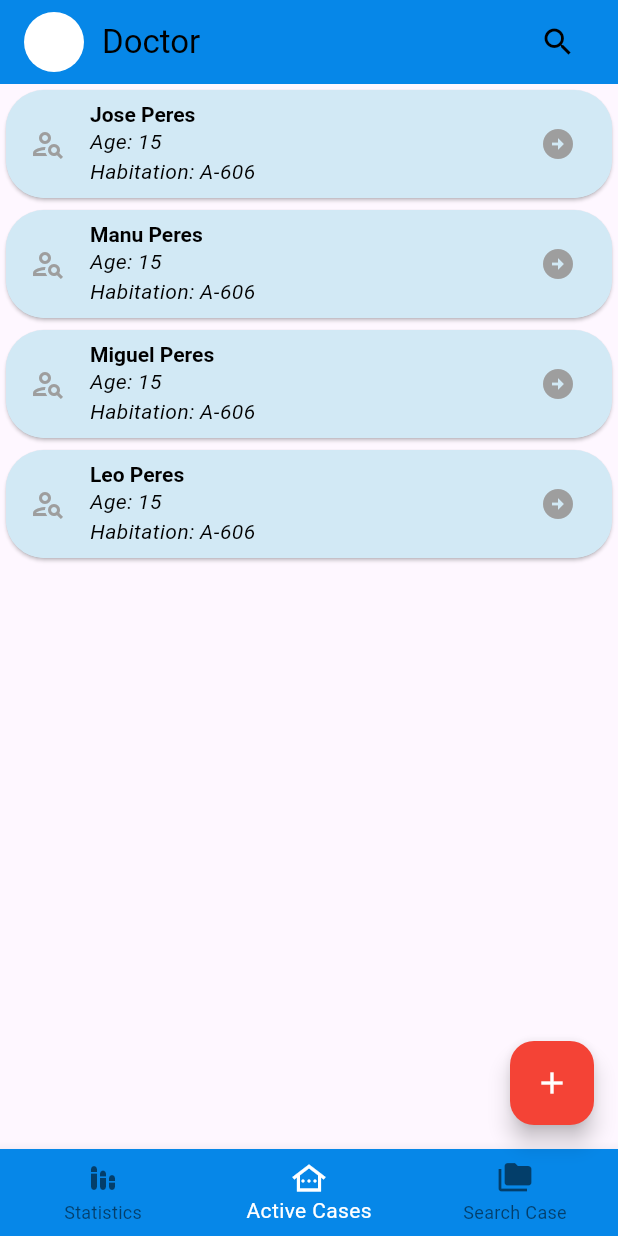
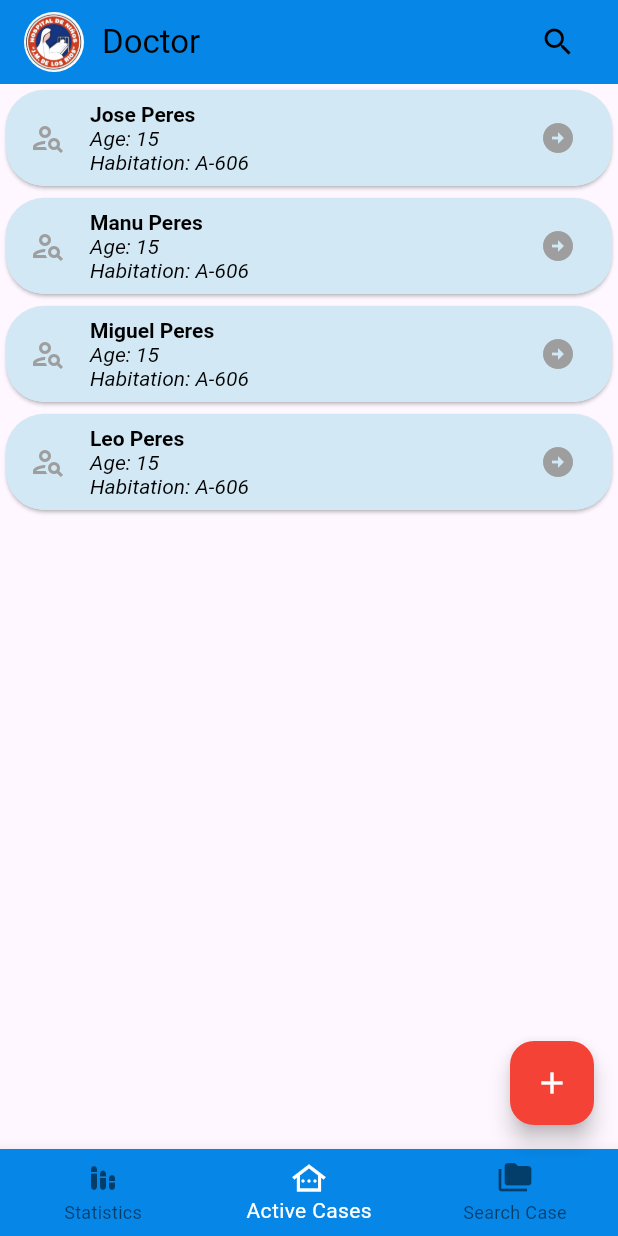
Before and after one commit to Teixeira49/d_report, a Flutter app: the screen it shows after launch, after a tap on "Iniciar sesion", on a phone screen of 412 x 824 dp. Run offline on Flutter 3.47's test engine with Material 3 defaults, Android fonts, the phone set to English and light mode, and no system bars; missing offline and left inert: dart:ffi; Roboto replaces fonts that are missing (IBM).

Commit message:
Refresh Design HomePage and navigator menu

```diff
--- a/lib/main.dart
+++ b/lib/main.dart
@@ -28,8 +28,10 @@
       routes: {
         '/auth/login/': (context) => const LoginPage(),
         '/auth/register/': (context) => const RegisterPage(),
-        '/patients/': (context) => const MainPage(),
-        '/patients/details/': (context) => const PatientDetailsPage(),
+        '/main/patients/': (context) => const MainPage(),
+        '/main/patients/details/': (context) => const PatientDetailsPage(),
+        '/main/profile/': (context) => const NotFoundPage(),
+        '/main/config/': (context) => const NotFoundPage(),
       },
       initialRoute: '/auth/login/',
       onUnknownRoute: (RouteSettings setting) {
--- a/lib/src/core/config/theme/themes.dart
+++ b/lib/src/core/config/theme/themes.dart
@@ -14,8 +14,9 @@
       ),
 
       drawerTheme: const DrawerThemeData(
-        backgroundColor: Color.fromRGBO(33, 160, 255, 1.0),
+        backgroundColor: Color.fromRGBO(242, 248, 255, 1.0),
         surfaceTintColor: Colors.red,
+        shadowColor: Colors.black,
       ),
 
       scaffoldBackgroundColor: const Color.fromRGBO(255, 255, 255, 1.0),
@@ -37,8 +38,70 @@
         secondary: Colors.red,
         tertiary: Colors.deepOrange,
         tertiaryContainer: Colors.white,
+        outline: const Color.fromRGBO(192, 192, 192, 1.0),
         brightness: Brightness.light,
+      ),
 
+      floatingActionButtonTheme: const FloatingActionButtonThemeData(
+          backgroundColor: Colors.red,
+      ),
+
+      bottomNavigationBarTheme: const BottomNavigationBarThemeData(
+        backgroundColor: Color.fromRGBO(6, 135, 232, 1.0),
+        selectedItemColor: Colors.white,
+        selectedLabelStyle: TextStyle(color: Colors.black),
+      ),
+
+      listTileTheme: ListTileThemeData(
+        tileColor: const Color.fromRGBO(242, 248, 255, 1.0),
+        textColor: Colors.black,
+        titleTextStyle: const TextStyle(fontWeight: FontWeight.bold),
+        subtitleTextStyle: const TextStyle(fontStyle: FontStyle.italic),
+        iconColor: Colors.grey,
+        shape: RoundedRectangleBorder(
+            borderRadius: BorderRadius.circular(25.5)
+        ),
+      ),
+
+    );
+  } static ThemeData get dark {
+    return ThemeData(
+
+      fontFamily: 'IBM',
+
+      primaryColor: Colors.black,
+
+      appBarTheme: const AppBarTheme(
+        elevation: 0,
+        color: Color.fromRGBO(4, 107, 185, 1.0),
+      ),
+
+      drawerTheme: const DrawerThemeData(
+        backgroundColor: Color.fromRGBO(33, 160, 255, 1.0),
+        surfaceTintColor: Colors.red,
+      ),
+
+      scaffoldBackgroundColor: Colors.black,
+
+      splashColor: Colors.transparent,
+
+      iconTheme: const IconThemeData(
+          color: Color.fromRGBO(58, 58, 58, 1.0)
+      ),
+
+      textTheme: const TextTheme(
+          headlineSmall: TextStyle(color: Color.fromRGBO(58, 58, 58, 1.0)),
+          bodyLarge: TextStyle(color: Color.fromRGBO(58, 58, 58, 1.0))
+      ),
+
+
+      colorScheme: ColorScheme.fromSwatch().copyWith(
+        primary: const Color.fromRGBO(6, 135, 232, 1.0),
+        secondary: Colors.red,
+        tertiary: Colors.deepOrange,
+        tertiaryContainer: Colors.white,
+        outline: const Color.fromRGBO(192, 192, 192, 1.0),
+        brightness: Brightness.light,
       ),
 
       floatingActionButtonTheme: const FloatingActionButtonThemeData(
@@ -59,25 +122,5 @@
       ),
 
     );
-  } static ThemeData get dark {
-    return ThemeData(
-
-      appBarTheme: const AppBarTheme(
-        elevation: 0,
-        color: Color.fromRGBO(4, 107, 185, 1.0),
-      ),
-
-      scaffoldBackgroundColor: const Color.fromRGBO(4, 107, 185, 1.0),
-      primaryColor: Colors.grey,
-      splashColor: Colors.transparent,
-      fontFamily: 'IBM',
-
-      colorScheme: ColorScheme.fromSwatch().copyWith(
-        primary: const Color.fromRGBO(15, 109, 187, 1.0),
-        secondary: Colors.red,
-        brightness: Brightness.dark,
-      ),
-
-    );
   }
 }
--- a/lib/src/core/utils/constants/fields_constants.dart
+++ b/lib/src/core/utils/constants/fields_constants.dart
@@ -13,4 +13,6 @@
 
 const String hintRole = 'Please, select one role';
 
+const String point = '. ';
+
 final List<String> userType = <String>["Doctor","Resident","Administrator"];
--- a/lib/src/feature/auth/presentation/widgets/login_button.dart
+++ b/lib/src/feature/auth/presentation/widgets/login_button.dart
@@ -19,7 +19,7 @@
           focusColor: Theme.of(context).colorScheme.inversePrimary,
           child: const Text(loadData, style: TextStyle(color: Colors.white)),
           onPressed: () {
-            Navigator.of(context).pushNamed('/patients/');
+            Navigator.of(context).pushNamed('/main/patients/');
           },
         )
     );
--- a/lib/src/feature/main_page/presentation/pages/main_page.dart
+++ b/lib/src/feature/main_page/presentation/pages/main_page.dart
@@ -1,3 +1,5 @@
+import 'package:d_report/src/core/utils/constants/fields_constants.dart';
+
 import 'package:d_report/src/feature/main_page/domain/entities/patient.dart';
 import 'package:flutter/material.dart';
 
@@ -18,7 +20,10 @@
   @override
   Widget build(BuildContext context){
 
+    var userName = "Pepe loco";
+    var accountEmail = "Pepeloco@gmail.com";
     var accountName = "Doctor"; // TODO take name for back
+    var img = "";
     final size = MediaQuery.of(context).size;
 
     //List<Patients> patients = [];
@@ -51,9 +56,9 @@
           title: Row(
             children: [
               GestureDetector(
-                child: const CircleAvatar(
+                child: CircleAvatar(
                   backgroundColor: Colors.white,
-                  child: Icon(Icons.person),
+                  child: img == "" ? Image.asset("assets/images/logo.png") : Image.asset(img),
                 ),
                 onTap: () {
                   print('Se presionó el CircleAvatar');
@@ -76,21 +81,67 @@
         ),
 
         drawer: Drawer(
-          semanticLabel: "pepe",
+          surfaceTintColor: Theme.of(context).drawerTheme.surfaceTintColor,
+          shadowColor: Theme.of(context).drawerTheme.shadowColor,
           child:
             ListView(
               padding: EdgeInsets.zero,
                 children: <Widget>[
-                  const DrawerHeader(
-                      child: Text("Pepe")
+                  DrawerHeader(
+                    decoration: BoxDecoration(
+                      color: Theme.of(context).primaryColor,
+
+                    ),
+                    child: Column(
+                      mainAxisAlignment: MainAxisAlignment.center,
+                      children: <Widget>[
+                        CircleAvatar(
+                          radius: 40,
+                          backgroundColor: Colors.white,
+                          child: img == "" ? Image.asset("assets/images/logo.png") : Image.asset(img),
+                        ),
+                        const SizedBox(height: 4,),
+                        Text(
+                          userName != "" ? accountName + point + userName : 'Nombre de usuario',
+                          style: const TextStyle(color: Colors.white, fontSize: 18), // TODO Add colors to palette
+                        ),
+                        Text(
+                          accountEmail ?? 'correo@ejemplo.com',
+                          style: const TextStyle(color: Colors.white),
+                        ),
+                      ],
+                    )
+                  ),
+                  ListTile(
+                    leading: const Icon(Icons.home),
+                    title: const Text('Principal'),
+                    shape: RoundedRectangleBorder(
+                        borderRadius: BorderRadius.circular(25.5)
+                    ),
+                    onTap: () {
+                      setState(() {
+                        Navigator.of(context).pushNamed('/main/patients/');
+                      });
+                      print("pepe");
+                    },
                   ),
                   ListTile(
                     leading: const Icon(Icons.person),
                     title: const Text('Profile'),
                     onTap: () {
-                    //  setState(() {
-                    //    selectedPage = 'Messages';
-                    //  });
+                      setState(() {
+                        Navigator.of(context).pushNamed('/main/profile/');
+                      });
+                      print("pepe");
+                    },
+                  ),
+                  ListTile(
+                    leading: const Icon(Icons.settings),
+                    title: const Text('Configuracion'),
+                    onTap: () {
+                      setState(() {
+                          Navigator.of(context).pushNamed('/main/config/');
+                      });
                       print("pepe");
                     },
                   ),
@@ -101,7 +152,8 @@
                       Navigator.popUntil(context, (route) => route.isFirst);
                       print("Se presiono cerrar sesion");
                     },
-                  )
+                  ),
+                  Divider(color: Theme.of(context).colorScheme.outline,),
                 ]
             ),
           ),
--- a/lib/src/feature/main_page/presentation/widgets/case_tile.dart
+++ b/lib/src/feature/main_page/presentation/widgets/case_tile.dart
@@ -27,13 +27,13 @@
           borderRadius: BorderRadius.circular(25.5)
       ),
       trailing: const Icon(
-        Icons.arrow_circle_right, color: Colors.grey,
+        Icons.arrow_circle_right, color: Colors.grey, // TODO delete Colors
       ),
       leading: const Icon(
         Icons.person_search_outlined, color: Colors.grey,
       ),
       onTap: () {
-        Navigator.of(context).pushNamed('/patients/details/',
+        Navigator.of(context).pushNamed('/main/patients/details/',
             arguments: {"data":dataPatient}
         );
       },
```
